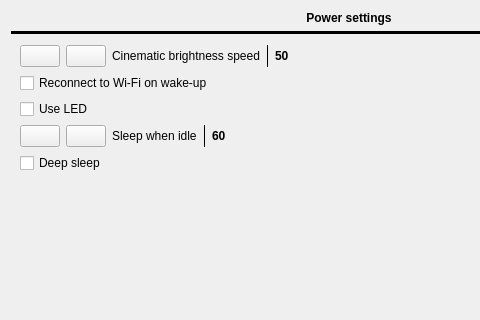
Above: src/settings/powerdaemonsettings.ui from Quill-OS/quill before the change; both pictures show x 0 to 480 and y 0 to 320 of the 698 by 667 pixel window. Below: the same form after it.
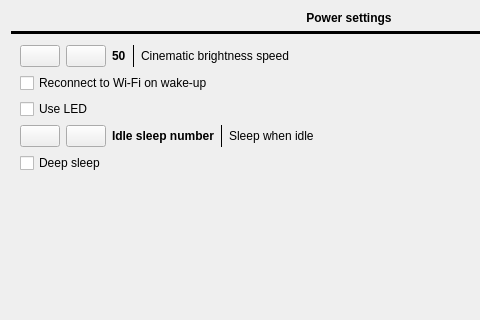
That is the form after the change.

What changed in the file:
```diff
--- a/src/settings/powerdaemonsettings.ui
+++ b/src/settings/powerdaemonsettings.ui
@@ -75,7 +75,7 @@
         <x>0</x>
         <y>0</y>
         <width>680</width>
-        <height>553</height>
+        <height>545</height>
        </rect>
       </property>
       <layout class="QVBoxLayout" name="verticalLayout_3">
@@ -113,29 +113,6 @@
            </property>
           </widget>
          </item>
-         <item>
-          <widget class="QLabel" name="label">
-           <property name="font">
-            <font>
-             <weight>50</weight>
-             <bold>false</bold>
-            </font>
-           </property>
-           <property name="text">
-            <string>Cinematic brightness speed</string>
-           </property>
-          </widget>
-         </item>
-         <item>
-          <widget class="Line" name="line_3">
-           <property name="frameShadow">
-            <enum>QFrame::Plain</enum>
-           </property>
-           <property name="orientation">
-            <enum>Qt::Vertical</enum>
-           </property>
-          </widget>
-         </item>
          <item>
           <widget class="QLabel" name="CBSLabel">
            <property name="font">
@@ -149,6 +126,29 @@
            </property>
           </widget>
          </item>
+         <item>
+          <widget class="Line" name="line_3">
+           <property name="frameShadow">
+            <enum>QFrame::Plain</enum>
+           </property>
+           <property name="orientation">
+            <enum>Qt::Vertical</enum>
+           </property>
+          </widget>
+         </item>
+         <item>
+          <widget class="QLabel" name="label">
+           <property name="font">
+            <font>
+             <weight>50</weight>
+             <bold>false</bold>
+            </font>
+           </property>
+           <property name="text">
+            <string>Cinematic brightness speed</string>
+           </property>
+          </widget>
+         </item>
          <item>
           <spacer name="horizontalSpacer">
            <property name="orientation">
@@ -240,6 +240,29 @@
            </property>
           </widget>
          </item>
+         <item>
+          <widget class="QLabel" name="idleSleepLabel">
+           <property name="font">
+            <font>
+             <weight>75</weight>
+             <bold>true</bold>
+            </font>
+           </property>
+           <property name="text">
+            <string>Idle sleep number</string>
+           </property>
+          </widget>
+         </item>
+         <item>
+          <widget class="Line" name="line_4">
+           <property name="frameShadow">
+            <enum>QFrame::Plain</enum>
+           </property>
+           <property name="orientation">
+            <enum>Qt::Vertical</enum>
+           </property>
+          </widget>
+         </item>
          <item>
           <widget class="QLabel" name="label_5">
            <property name="font">
@@ -253,29 +276,6 @@
            </property>
           </widget>
          </item>
-         <item>
-          <widget class="Line" name="line_4">
-           <property name="frameShadow">
-            <enum>QFrame::Plain</enum>
-           </property>
-           <property name="orientation">
-            <enum>Qt::Vertical</enum>
-           </property>
-          </widget>
-         </item>
-         <item>
-          <widget class="QLabel" name="idleSleepLabel">
-           <property name="font">
-            <font>
-             <weight>75</weight>
-             <bold>true</bold>
-            </font>
-           </property>
-           <property name="text">
-            <string>60</string>
-           </property>
-          </widget>
-         </item>
          <item>
           <spacer name="horizontalSpacer_9">
            <property name="orientation">
```
